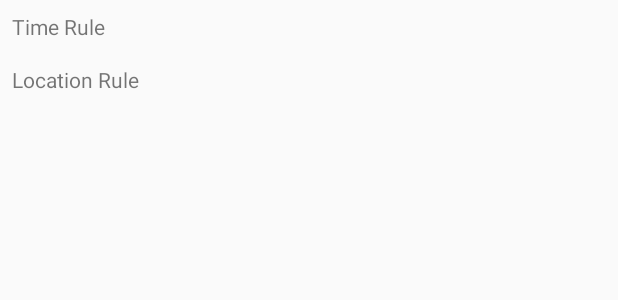
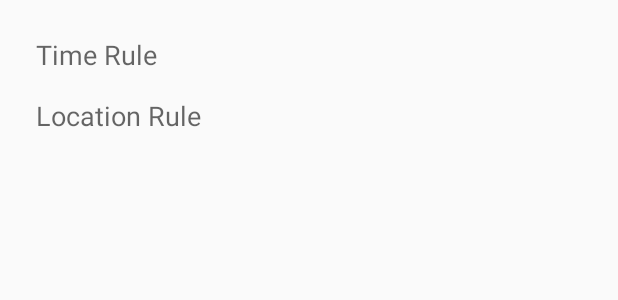
Before and after one commit to john-mcdonald-umd/SemesterProject, an Android app: the layout dialog_fragment_rule_type.xml on its own in the app's theme, with its tools: preview values and no code run, on a phone screen of 412 x 824 dp. Shown: the top 300 px of the screen. Run offline under Robolectric (Android 15) with nearby library versions, the phone set to English and light mode, and no system bars.

```diff
--- a/app/src/main/res/layout/dialog_fragment_rule_type.xml
+++ b/app/src/main/res/layout/dialog_fragment_rule_type.xml
@@ -1,21 +1,28 @@
 <?xml version="1.0" encoding="utf-8"?>
-<LinearLayout xmlns:android="http://schemas.android.com/apk/res/android"
-              android:orientation="vertical"
-              android:layout_width="match_parent"
-              android:layout_height="match_parent">
+<LinearLayout
+    xmlns:android="http://schemas.android.com/apk/res/android"
+    android:orientation="vertical"
+    android:layout_width="match_parent"
+    android:layout_height="match_parent"
+    android:paddingTop="@dimen/activity_vertical_margin"
+    android:paddingRight="@dimen/activity_horizontal_margin"
+    android:paddingBottom="@dimen/activity_vertical_margin"
+    android:paddingLeft="@dimen/activity_horizontal_margin">
 
     <TextView
         android:id="@+id/text_view_time_rule"
         android:layout_width="match_parent"
         android:layout_height="wrap_content"
         android:text="@string/time_rule"
-        android:padding="@dimen/view_padding"/>
+        android:padding="@dimen/view_padding"
+        android:textAppearance="@style/TextAppearance.AppCompat.Medium"/>
 
     <TextView
         android:id="@+id/text_view_location_rule"
         android:layout_width="match_parent"
         android:layout_height="wrap_content"
         android:text="@string/location_rule"
-        android:padding="@dimen/view_padding"/>
+        android:padding="@dimen/view_padding"
+        android:textAppearance="@style/TextAppearance.AppCompat.Medium"/>
 
 </LinearLayout>
--- a/app/src/main/res/layout/fragment_rule.xml
+++ b/app/src/main/res/layout/fragment_rule.xml
@@ -1,9 +1,7 @@
 <FrameLayout xmlns:android="http://schemas.android.com/apk/res/android"
-             xmlns:tools="http://schemas.android.com/tools"
              xmlns:app="http://schemas.android.com/apk/res-auto"
              android:layout_width="match_parent"
-             android:layout_height="match_parent"
-             tools:context="edu.umd.cs.semesterproject.fragment.RulesFragment">
+             android:layout_height="match_parent">
 
     <android.support.v7.widget.RecyclerView
         android:id="@+id/ruleRecyclerView"
```
Also changed, not shown: app/src/main/java/edu/umd/cs/semesterproject/dialog/RuleTypeDialogFragment.java (renamed from app/src/main/java/edu/umd/cs/semesterproject/dialog/RuleTypeDialog.java, +5 -10 lines), app/src/main/java/edu/umd/cs/semesterproject/fragment/VolumeFragment.java (+19 -2 lines), app/src/main/res/layout/fragment_volume.xml (+3 -4 lines).
